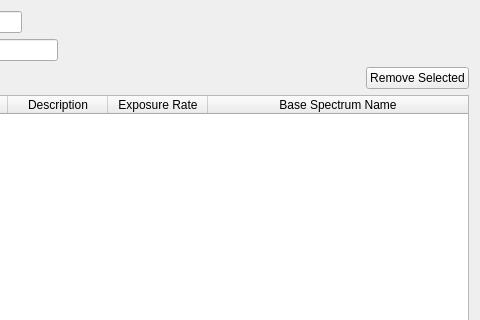
This is src/ui/create_base_spectra_dialog.ui in LLNL/RASE as Qt 5 draws it before an edit; both pictures show x 304 to 784 and y 0 to 320 of the 784 by 591 pixel window. The edited form follows.
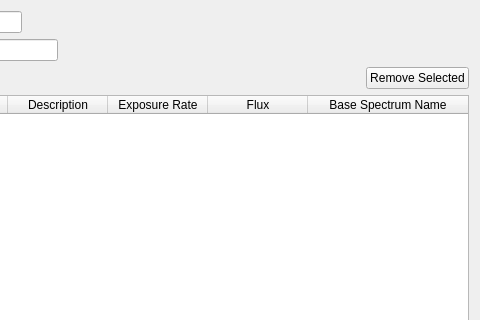
This is the edited form.

Diff of the .ui file:
```diff
--- a/src/ui/create_base_spectra_dialog.ui
+++ b/src/ui/create_base_spectra_dialog.ui
@@ -163,7 +163,7 @@
    <item>
     <widget class="QTableWidget" name="sourceTable">
      <property name="columnCount">
-      <number>6</number>
+      <number>7</number>
      </property>
      <attribute name="horizontalHeaderStretchLastSection">
       <bool>true</bool>
@@ -193,6 +193,11 @@
        <string>Exposure Rate</string>
       </property>
      </column>
+     <column>
+      <property name="text">
+       <string>Flux</string>
+      </property>
+     </column>
      <column>
       <property name="text">
        <string>Base Spectrum Name</string>
```
